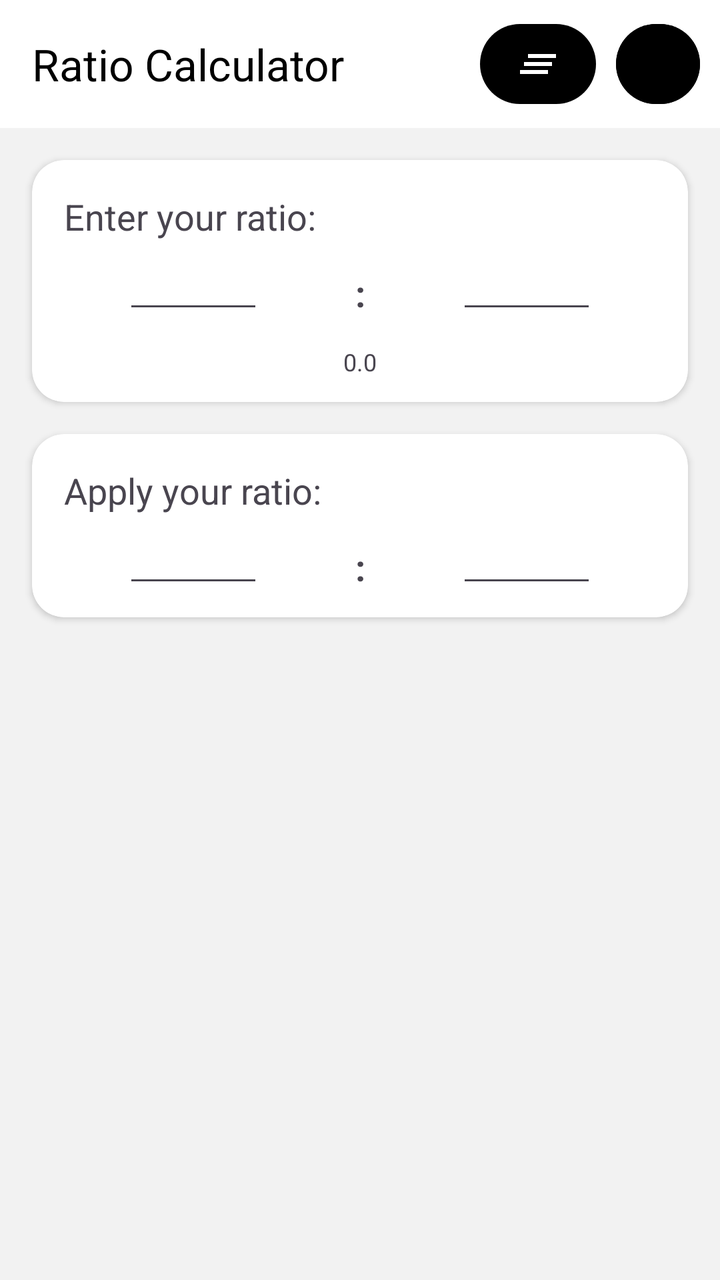
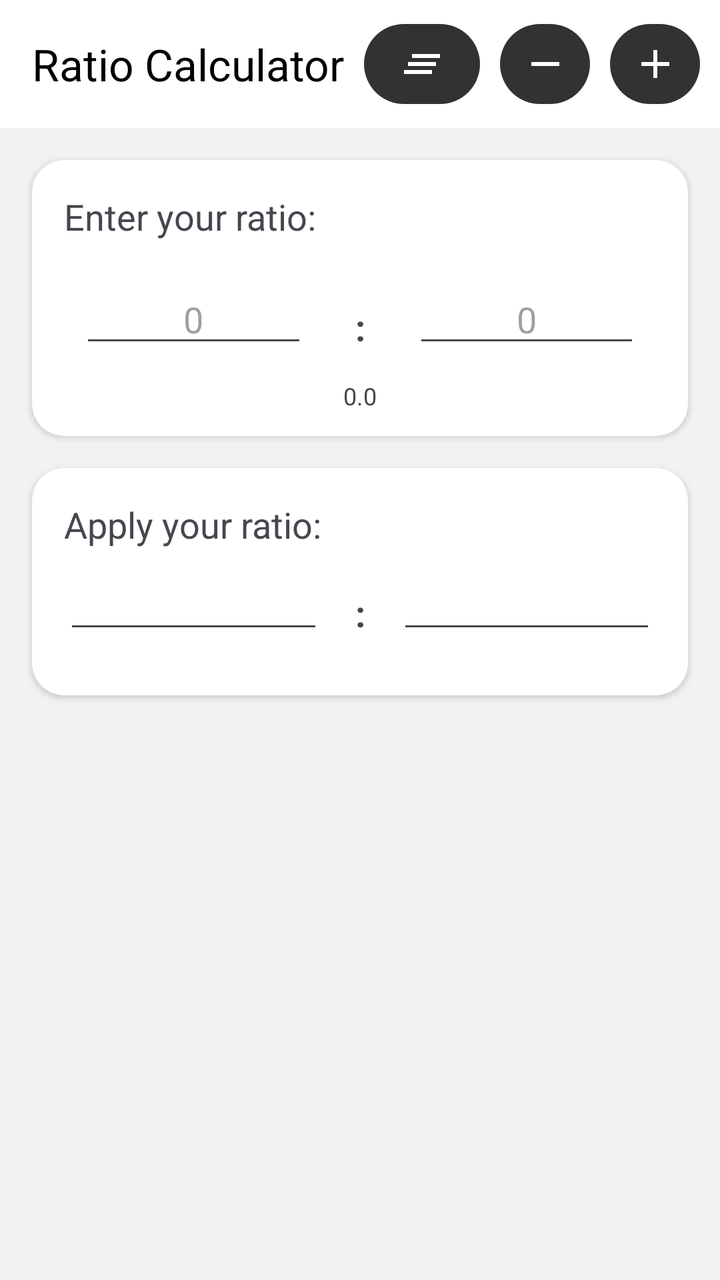

The first picture is an Android layout as it rendered before a commit; the second is the same layout after the commit. The layout source and the unified diff follow.
<!-- AndroidManifest.xml: application theme Theme.RatioCalculator -->
<!-- res/layout/activity_main.xml -->
<?xml version="1.0" encoding="utf-8"?>
<androidx.constraintlayout.widget.ConstraintLayout xmlns:android="http://schemas.android.com/apk/res/android"
    xmlns:app="http://schemas.android.com/apk/res-auto"
    xmlns:tools="http://schemas.android.com/tools"
    android:id="@+id/main"
    android:layout_width="match_parent"
    android:layout_height="match_parent"
    tools:context=".MainActivity">

    <com.google.android.material.appbar.MaterialToolbar
        android:id="@+id/materialToolbar"
        android:layout_width="match_parent"
        android:layout_height="?attr/actionBarSize"
        android:background="?attr/colorPrimary"
        android:theme="?attr/actionBarTheme"
        app:title="Ratio Calculator"
        app:titleTextColor="?attr/colorOnPrimary"
        app:layout_constraintLeft_toLeftOf="parent"
        app:layout_constraintRight_toRightOf="parent"
        app:layout_constraintTop_toTopOf="parent"
        app:layout_constraintBottom_toBottomOf="parent"
        app:layout_constraintVertical_bias="0">

        <Button
            android:id="@+id/changeratiosButton"
            android:layout_width="42dp"
            android:layout_height="wrap_content"
            android:layout_gravity="end"
            android:backgroundTint="?attr/colorOnPrimary"
            android:text="2"
            android:textSize="10dp"
            android:gravity="start"
            android:textColor="?attr/colorPrimary"
            android:layout_marginEnd="10dp"/>

        <ImageButton
            android:id="@+id/clearButton"
            android:layout_width="58dp"
            android:layout_height="wrap_content"
            android:layout_gravity="end"
            android:layout_marginEnd="10dp"
            app:srcCompat="@drawable/clear_all"
            android:background="@drawable/rounded_corners"
            android:padding="8dp"/>

    </com.google.android.material.appbar.MaterialToolbar>

    <androidx.cardview.widget.CardView
        android:id="@+id/inputspace"
        android:layout_width="match_parent"
        android:layout_height="wrap_content"
        app:cardCornerRadius="16dp"
        android:layout_margin="16dp"
        app:layout_constraintTop_toBottomOf="@id/materialToolbar"
        app:layout_constraintBottom_toBottomOf="parent"
        app:layout_constraintVertical_bias="0">
        <androidx.constraintlayout.widget.ConstraintLayout
            android:layout_width="match_parent"
            android:layout_height="match_parent">
            <TextView
                android:id="@+id/enterratio"
                android:layout_width="wrap_content"
                android:layout_height="wrap_content"
                android:layout_margin="16dp"
                android:text="Enter your ratio:"
                android:textSize="18sp"
                app:layout_constraintBottom_toBottomOf="parent"
                app:layout_constraintEnd_toEndOf="parent"
                app:layout_constraintStart_toStartOf="parent"
                app:layout_constraintTop_toTopOf="parent"
                app:layout_constraintVertical_bias="0"
                app:layout_constraintHorizontal_bias="0"/>

            <com.google.android.material.textfield.TextInputEditText
                android:id="@+id/inputF_01"
                android:layout_width="70dp"
                android:layout_height="wrap_content"
                android:hint=""
                android:gravity="center"
                app:layout_constraintLeft_toLeftOf="parent"
                app:layout_constraintRight_toLeftOf="@id/colon01"
                app:layout_constraintTop_toBottomOf="@+id/enterratio"
                app:layout_constraintBottom_toBottomOf="parent"
                app:layout_constraintVertical_bias="0"
                app:layout_constraintHorizontal_bias="0.5"/>

            <TextView
                android:id="@+id/colon01"
                android:layout_width="wrap_content"
                android:layout_height="wrap_content"
                android:layout_marginTop="14dp"
                android:text=":"
                android:textSize="18sp"
                android:textStyle="bold"
                app:layout_constraintLeft_toRightOf="@+id/inputF_01"
                app:layout_constraintTop_toBottomOf="@+id/enterratio"
                app:layout_constraintRight_toLeftOf="@id/inputF_02"
                app:layout_constraintBottom_toBottomOf="parent"
                app:layout_constraintVertical_bias="0"
                app:layout_constraintHorizontal_bias="0.5"/>

            <com.google.android.material.textfield.TextInputEditText
                android:id="@+id/inputF_02"
                android:layout_width="70dp"
                android:layout_height="wrap_content"
                android:hint=""
                android:gravity="center"
                app:layout_constraintRight_toRightOf="parent"
                app:layout_constraintLeft_toRightOf="@+id/colon01"
                app:layout_constraintTop_toBottomOf="@+id/enterratio"
                app:layout_constraintBottom_toBottomOf="parent"
                app:layout_constraintVertical_bias="0"
                app:layout_constraintHorizontal_bias="0.5"/>

            <TextView
                android:id="@+id/ratiofraction"
                android:layout_width="wrap_content"
                android:layout_height="wrap_content"
                android:layout_marginTop="14dp"
                android:text="0.0"
                android:layout_marginBottom="12dp"
                android:textSize="12sp"
                app:layout_constraintLeft_toRightOf="@+id/inputF_01"
                app:layout_constraintTop_toBottomOf="@+id/colon01"
                app:layout_constraintRight_toLeftOf="@id/inputF_02"
                app:layout_constraintBottom_toBottomOf="parent"
                app:layout_constraintVertical_bias="0"
                app:layout_constraintHorizontal_bias="0.5"/>

        </androidx.constraintlayout.widget.ConstraintLayout>
    </androidx.cardview.widget.CardView>

    <androidx.cardview.widget.CardView
        android:id="@+id/outputspace"
        android:layout_width="match_parent"
        android:layout_height="wrap_content"
        app:cardCornerRadius="16dp"
        android:layout_margin="16dp"
        app:layout_constraintTop_toBottomOf="@id/inputspace"
        app:layout_constraintBottom_toBottomOf="parent"
        app:layout_constraintVertical_bias="0">
        <androidx.constraintlayout.widget.ConstraintLayout
            android:layout_width="match_parent"
            android:layout_height="match_parent">
            <TextView
                android:id="@+id/applyratio"
                android:layout_width="wrap_content"
                android:layout_height="wrap_content"
                android:layout_margin="16dp"
                android:text="Apply your ratio:"
                android:textSize="18sp"
                app:layout_constraintBottom_toBottomOf="parent"
                app:layout_constraintEnd_toEndOf="parent"
                app:layout_constraintStart_toStartOf="parent"
                app:layout_constraintTop_toTopOf="parent"
                app:layout_constraintVertical_bias="0"
                app:layout_constraintHorizontal_bias="0"/>

            <com.google.android.material.textfield.TextInputEditText
                android:id="@+id/inputF_03"
                android:layout_width="70dp"
                android:layout_height="wrap_content"
                android:hint=""
                android:gravity="center"
                android:layout_marginBottom="10dp"
                app:layout_constraintLeft_toLeftOf="parent"
                app:layout_constraintRight_toLeftOf="@id/colon02"
                app:layout_constraintTop_toBottomOf="@+id/applyratio"
                app:layout_constraintBottom_toBottomOf="parent"
                app:layout_constraintVertical_bias="0"
                app:layout_constraintHorizontal_bias="0.5"/>

            <TextView
                android:id="@+id/colon02"
                android:layout_width="wrap_content"
                android:layout_height="wrap_content"
                android:layout_marginTop="14dp"
                android:text=":"
                android:textSize="18sp"
                android:textStyle="bold"
                app:layout_constraintLeft_toRightOf="@+id/inputF_03"
                app:layout_constraintTop_toBottomOf="@+id/applyratio"
                app:layout_constraintRight_toLeftOf="@id/inputF_04"
                app:layout_constraintBottom_toBottomOf="parent"
                app:layout_constraintVertical_bias="0"
                app:layout_constraintHorizontal_bias="0.5"/>

            <com.google.android.material.textfield.TextInputEditText
                android:id="@+id/inputF_04"
                android:layout_width="70dp"
                android:layout_height="wrap_content"
                android:hint=""
                android:gravity="center"
                app:layout_constraintRight_toRightOf="parent"
                app:layout_constraintLeft_toRightOf="@+id/colon02"
                app:layout_constraintTop_toBottomOf="@+id/applyratio"
                app:layout_constraintBottom_toBottomOf="parent"
                app:layout_constraintVertical_bias="0"
                app:layout_constraintHorizontal_bias="0.5"/>

        </androidx.constraintlayout.widget.ConstraintLayout>
    </androidx.cardview.widget.CardView>
</androidx.constraintlayout.widget.ConstraintLayout>
<!-- resources referenced by this layout -->
<resources>
  <!-- drawable clear_all (drawable) -->
  <vector xmlns:android="http://schemas.android.com/apk/res/android" android:height="24dp" android:tint="?attr/colorPrimary" android:viewportHeight="24" android:viewportWidth="24" android:width="24dp">
        
      <path android:fillColor="?attr/colorOnPrimary" android:pathData="M5,13h14v-2L5,11v2zM3,17h14v-2L3,15v2zM7,7v2h14L21,7L7,7z"/>
  
  </vector>
  <!-- drawable rounded_corners (drawable) -->
  <?xml version="1.0" encoding="utf-8"?>
  <shape xmlns:android="http://schemas.android.com/apk/res/android">
      <solid android:color="?attr/colorOnPrimary"/> 
      <corners android:radius="24dp"/> 
  </shape>
  <style name="Theme.RatioCalculator" parent="Base.Theme.RatioCalculator" />
  <style name="Base.Theme.RatioCalculator" parent="Theme.Material3.DayNight.NoActionBar">
          
          <item name="colorPrimary">@color/light_primary</item>
          <item name="colorSurface">@color/light_primaryVariant</item>
          <item name="colorOnSurface">@color/black</item>
          <item name="colorPrimaryVariant">@color/light_primary</item>
          <item name="colorOnPrimary">@color/black</item>
          <item name="colorAccent">@color/light_onPrimary2</item>
          <item name="colorButtonNormal">@color/light_switchbutton</item>
          <item name="colorBackgroundFloating">@color/light_deletebutton</item>
          <item name="android:windowBackground">@color/lightwindow_background</item>
          <item name="android:textColorHint">@color/light_textHintcolor</item>
          
      </style>
  <color name="light_primary">#FFFFFF</color>
  <color name="light_primaryVariant">#f2f2f2</color>
  <color name="black">#FF000000</color>
  <color name="light_onPrimary2">#A5000000</color>
  <color name="light_switchbutton">#ECECEC</color>
  <color name="light_deletebutton">#EF5350</color>
  <color name="lightwindow_background">#f2f2f2</color>
  <color name="light_textHintcolor">#61000000</color>
</resources>

<!-- the commit's change to res/layout/activity_main.xml (unified diff, before → after) -->
@@ -5,7 +5,8 @@
     android:id="@+id/main"
     android:layout_width="match_parent"
     android:layout_height="match_parent"
-    tools:context=".MainActivity">
+    tools:context=".MainActivity"
+    android:background="?attr/colorSurface">
 
     <com.google.android.material.appbar.MaterialToolbar
         android:id="@+id/materialToolbar"
@@ -21,17 +22,27 @@
         app:layout_constraintBottom_toBottomOf="parent"
         app:layout_constraintVertical_bias="0">
 
-        <Button
-            android:id="@+id/changeratiosButton"
-            android:layout_width="42dp"
+        <ImageButton
+            android:id="@+id/ratios_add"
+            android:layout_width="45dp"
             android:layout_height="wrap_content"
             android:layout_gravity="end"
-            android:backgroundTint="?attr/colorOnPrimary"
-            android:text="2"
-            android:textSize="10dp"
-            android:gravity="start"
-            android:textColor="?attr/colorPrimary"
-            android:layout_marginEnd="10dp"/>
+            android:layout_marginEnd="10dp"
+            app:srcCompat="@drawable/ratio_add"
+            android:background="@drawable/rounded_corners"
+            android:padding="8dp"
+            android:alpha="0.8"/>
+
+        <ImageButton
+            android:id="@+id/ratios_subtract"
+            android:layout_width="45dp"
+            android:layout_height="wrap_content"
+            android:layout_gravity="end"
+            android:layout_marginEnd="10dp"
+            app:srcCompat="@drawable/ratio_subtract"
+            android:background="@drawable/rounded_corners"
+            android:padding="8dp"
+            android:alpha="0.8"/>
 
         <ImageButton
             android:id="@+id/clearButton"
@@ -41,7 +52,8 @@
             android:layout_marginEnd="10dp"
             app:srcCompat="@drawable/clear_all"
             android:background="@drawable/rounded_corners"
-            android:padding="8dp"/>
+            android:padding="8dp"
+            android:alpha="0.8"/>
 
     </com.google.android.material.appbar.MaterialToolbar>
 
@@ -53,79 +65,96 @@
         android:layout_margin="16dp"
         app:layout_constraintTop_toBottomOf="@id/materialToolbar"
         app:layout_constraintBottom_toBottomOf="parent"
+        app:layout_constraintLeft_toLeftOf="parent"
+        app:layout_constraintRight_toRightOf="parent"
         app:layout_constraintVertical_bias="0">
         <androidx.constraintlayout.widget.ConstraintLayout
+            android:id="@+id/enterratio_card_const"
             android:layout_width="match_parent"
-            android:layout_height="match_parent">
+            android:layout_height="wrap_content">
             <TextView
                 android:id="@+id/enterratio"
                 android:layout_width="wrap_content"
                 android:layout_height="wrap_content"
                 android:layout_margin="16dp"
+                android:paddingBottom="1dp"
                 android:text="Enter your ratio:"
                 android:textSize="18sp"
-                app:layout_constraintBottom_toBottomOf="parent"
+                app:layout_constraintBottom_toTopOf="@id/enterratio_const"
                 app:layout_constraintEnd_toEndOf="parent"
                 app:layout_constraintStart_toStartOf="parent"
                 app:layout_constraintTop_toTopOf="parent"
                 app:layout_constraintVertical_bias="0"
                 app:layout_constraintHorizontal_bias="0"/>
-
-            <com.google.android.material.textfield.TextInputEditText
-                android:id="@+id/inputF_01"
-                android:layout_width="70dp"
-                android:layout_height="wrap_content"
-                android:hint=""
-                android:gravity="center"
+            <androidx.constraintlayout.widget.ConstraintLayout
+                android:id="@+id/enterratio_const"
+                android:layout_width="match_parent"
+                android:layout_height="wrap_content"
+                app:layout_constraintTop_toBottomOf="@id/enterratio"
+                app:layout_constraintBottom_toBottomOf="parent"
                 app:layout_constraintLeft_toLeftOf="parent"
-                app:layout_constraintRight_toLeftOf="@id/colon01"
-                app:layout_constraintTop_toBottomOf="@+id/enterratio"
-                app:layout_constraintBottom_toBottomOf="parent"
-                app:layout_constraintVertical_bias="0"
-                app:layout_constraintHorizontal_bias="0.5"/>
-
-            <TextView
-                android:id="@+id/colon01"
-                android:layout_width="wrap_content"
-                android:layout_height="wrap_content"
-                android:layout_marginTop="14dp"
-                android:text=":"
-                android:textSize="18sp"
-                android:textStyle="bold"
-                app:layout_constraintLeft_toRightOf="@+id/inputF_01"
-                app:layout_constraintTop_toBottomOf="@+id/enterratio"
-                app:layout_constraintRight_toLeftOf="@id/inputF_02"
-                app:layout_constraintBottom_toBottomOf="parent"
-                app:layout_constraintVertical_bias="0"
-                app:layout_constraintHorizontal_bias="0.5"/>
-
-            <com.google.android.material.textfield.TextInputEditText
-                android:id="@+id/inputF_02"
-                android:layout_width="70dp"
-                android:layout_height="wrap_content"
-                android:hint=""
-                android:gravity="center"
-                app:layout_constraintRight_toRightOf="parent"
-                app:layout_constraintLeft_toRightOf="@+id/colon01"
-                app:layout_constraintTop_toBottomOf="@+id/enterratio"
-                app:layout_constraintBottom_toBottomOf="parent"
-                app:layout_constraintVertical_bias="0"
-                app:layout_constraintHorizontal_bias="0.5"/>
-
-            <TextView
-                android:id="@+id/ratiofraction"
-                android:layout_width="wrap_content"
-                android:layout_height="wrap_content"
-                android:layout_marginTop="14dp"
-                android:text="0.0"
-                android:layout_marginBottom="12dp"
-                android:textSize="12sp"
-                app:layout_constraintLeft_toRightOf="@+id/inputF_01"
-                app:layout_constraintTop_toBottomOf="@+id/colon01"
-                app:layout_constraintRight_toLeftOf="@id/inputF_02"
-                app:layout_constraintBottom_toBottomOf="parent"
-                app:layout_constraintVertical_bias="0"
-                app:layout_constraintHorizontal_bias="0.5"/>
+                app:layout_constraintRight_toRightOf="parent">
+
+                
+                <com.google.android.material.textfield.TextInputEditText
+                    android:id="@+id/input01"
+                    android:layout_width="0dp"
+                    android:layout_height="wrap_content"
+                    android:layout_marginStart="24dp"
+                    android:layout_marginEnd="24dp"
+                    android:hint="0"
+                    android:gravity="center"
+                    android:singleLine="true"
+                    android:inputType="numberDecimal"
+                    app:layout_constraintLeft_toLeftOf="parent"
+                    app:layout_constraintRight_toLeftOf="@id/colon_I"
+                    app:layout_constraintTop_toTopOf="parent"
+                    app:layout_constraintBottom_toBottomOf="parent"
+                    app:layout_constraintVertical_bias="0"/>
+                <TextView
+                    android:id="@+id/colon_I"
+                    android:layout_width="wrap_content"
+                    android:layout_height="wrap_content"
+                    android:layout_marginTop="14dp"
+                    android:text=":"
+                    android:textSize="18sp"
+                    android:textStyle="bold"
+                    app:layout_constraintLeft_toLeftOf="parent"
+                    app:layout_constraintTop_toTopOf="parent"
+                    app:layout_constraintRight_toRightOf="parent"
+                    app:layout_constraintBottom_toBottomOf="parent"
+                    app:layout_constraintVertical_bias="0"
+                    app:layout_constraintHorizontal_bias="0.5"/>
+                <com.google.android.material.textfield.TextInputEditText
+                    android:id="@+id/input02"
+                    android:layout_width="0dp"
+                    android:layout_height="wrap_content"
+                    android:layout_marginStart="24dp"
+                    android:layout_marginEnd="24dp"
+                    android:hint="0"
+                    android:gravity="center"
+                    android:singleLine="true"
+                    android:inputType="numberDecimal"
+                    app:layout_constraintRight_toRightOf="parent"
+                    app:layout_constraintLeft_toRightOf="@id/colon_I"
+                    app:layout_constraintTop_toTopOf="parent"
+                    app:layout_constraintBottom_toBottomOf="parent"
+                    app:layout_constraintVertical_bias="0"/>
+                <TextView
+                    android:id="@+id/ratiofraction"
+                    android:layout_width="wrap_content"
+                    android:layout_height="wrap_content"
+                    android:layout_marginTop="14dp"
+                    android:text="0.0"
+                    android:layout_marginBottom="12dp"
+                    android:textSize="12sp"
+                    app:layout_constraintLeft_toLeftOf="parent"
+                    app:layout_constraintTop_toBottomOf="@+id/colon_I"
+                    app:layout_constraintRight_toRightOf="parent"
+                    app:layout_constraintBottom_toBottomOf="parent"
+                    app:layout_constraintVertical_bias="0"
+                    app:layout_constraintHorizontal_bias="0.5"/>
+            </androidx.constraintlayout.widget.ConstraintLayout>
 
         </androidx.constraintlayout.widget.ConstraintLayout>
     </androidx.cardview.widget.CardView>
@@ -156,47 +185,68 @@
                 app:layout_constraintVertical_bias="0"
                 app:layout_constraintHorizontal_bias="0"/>
 
-            <com.google.android.material.textfield.TextInputEditText
-                android:id="@+id/inputF_03"
-                android:layout_width="70dp"
-                android:layout_height="wrap_content"
-                android:hint=""
-                android:gravity="center"
-                android:layout_marginBottom="10dp"
+            <androidx.constraintlayout.widget.ConstraintLayout
+                android:id="@+id/outputratio_const"
+                android:layout_width="match_parent"
+                android:layout_height="wrap_content"
+                android:layout_marginTop="6dp"
+                android:layout_marginBottom="16dp"
                 app:layout_constraintLeft_toLeftOf="parent"
-                app:layout_constraintRight_toLeftOf="@id/colon02"
-                app:layout_constraintTop_toBottomOf="@+id/applyratio"
+                app:layout_constraintRight_toRightOf="parent"
                 app:layout_constraintBottom_toBottomOf="parent"
-                app:layout_constraintVertical_bias="0"
-                app:layout_constraintHorizontal_bias="0.5"/>
-
-            <TextView
-                android:id="@+id/colon02"
-                android:layout_width="wrap_content"
-                android:layout_height="wrap_content"
-                android:layout_marginTop="14dp"
-                android:text=":"
-                android:textSize="18sp"
-                android:textStyle="bold"
-                app:layout_constraintLeft_toRightOf="@+id/inputF_03"
-                app:layout_constraintTop_toBottomOf="@+id/applyratio"
-                app:layout_constraintRight_toLeftOf="@id/inputF_04"
-                app:layout_constraintBottom_toBottomOf="parent"
-                app:layout_constraintVertical_bias="0"
-                app:layout_constraintHorizontal_bias="0.5"/>
-
-            <com.google.android.material.textfield.TextInputEditText
-                android:id="@+id/inputF_04"
-                android:layout_width="70dp"
-                android:layout_height="wrap_content"
-                android:hint=""
-                android:gravity="center"
-                app:layout_constraintRight_toRightOf="parent"
-                app:layout_constraintLeft_toRightOf="@+id/colon02"
-                app:layout_constraintTop_toBottomOf="@+id/applyratio"
-                app:layout_constraintBottom_toBottomOf="parent"
-                app:layout_constraintVertical_bias="0"
-                app:layout_constraintHorizontal_bias="0.5"/>
+                app:layout_constraintTop_toBottomOf="@id/applyratio">
+                
+                
+                <com.google.android.material.textfield.TextInputEditText
+                    android:id="@+id/input_A1"
+                    android:layout_width="0dp"
+                    android:layout_height="wrap_content"
+                    android:layout_marginStart="16dp"
+                    android:layout_marginEnd="16dp"
+                    android:hint=""
+                    android:gravity="center"
+                    android:singleLine="true"
+                    android:inputType="numberDecimal"
+                    android:layout_marginBottom="10dp"
+                    app:layout_constraintLeft_toLeftOf="parent"
+                    app:layout_constraintRight_toLeftOf="@id/colon_A"
+                    app:layout_constraintTop_toTopOf="parent"
+                    app:layout_constraintBottom_toBottomOf="parent"
+                    app:layout_constraintVertical_bias="0"
+                    app:layout_constraintHorizontal_bias="0.5"/>
+                
+                <TextView
+                    android:id="@+id/colon_A"
+                    android:layout_width="wrap_content"
+                    android:layout_height="wrap_content"
+                    android:layout_marginTop="14dp"
+                    android:text=":"
+                    android:textSize="18sp"
+                    android:textStyle="bold"
+                    app:layout_constraintLeft_toLeftOf="parent"
+                    app:layout_constraintTop_toTopOf="parent"
+                    app:layout_constraintRight_toRightOf="parent"
+                    app:layout_constraintBottom_toBottomOf="parent"
+                    app:layout_constraintVertical_bias="0"
+                    app:layout_constraintHorizontal_bias="0.5"/>
+                
+                <com.google.android.material.textfield.TextInputEditText
+                    android:id="@+id/input_A2"
+                    android:layout_width="0dp"
+                    android:layout_height="wrap_content"
+                    android:layout_marginStart="16dp"
+                    android:layout_marginEnd="16dp"
+                    android:hint=""
+                    android:gravity="center"
+                    android:singleLine="true"
+                    android:inputType="numberDecimal"
+                    app:layout_constraintRight_toRightOf="parent"
+                    app:layout_constraintLeft_toRightOf="@+id/colon_A"
+                    app:layout_constraintTop_toTopOf="parent"
+                    app:layout_constraintBottom_toBottomOf="parent"
+                    app:layout_constraintVertical_bias="0"
+                    app:layout_constraintHorizontal_bias="0.5"/>
+            </androidx.constraintlayout.widget.ConstraintLayout>
 
         </androidx.constraintlayout.widget.ConstraintLayout>
     </androidx.cardview.widget.CardView>
<!-- resource entries referenced after the edit -->
@@ -5,6 +5,22 @@
         
       <path android:fillColor="?attr/colorOnPrimary" android:pathData="M5,13h14v-2L5,11v2zM3,17h14v-2L3,15v2zM7,7v2h14L21,7L7,7z"/>
   
+  </vector>
+  <!-- drawable ratio_add (drawable) -->
+  <vector xmlns:android="http://schemas.android.com/apk/res/android" android:height="24dp" android:tint="?attr/colorPrimary" android:viewportHeight="24" android:viewportWidth="24" android:width="24dp">
+        
+      <path android:fillColor="?attr/colorPrimary" android:pathData="M19,13h-6v6h-2v-6H5v-2h6V5h2v6h6v2z"/>
+      
+  </vector>
+  <!-- drawable ratio_subtract (drawable) -->
+  <vector xmlns:android="http://schemas.android.com/apk/res/android"
+      android:width="24dp"
+      android:height="24dp"
+      android:viewportWidth="960"
+      android:viewportHeight="960">
+    <path
+        android:pathData="M200,520v-80h560v80L200,520Z"
+        android:fillColor="?attr/colorPrimary"/>
   </vector>
   <!-- drawable rounded_corners (drawable) -->
   <?xml version="1.0" encoding="utf-8"?>
@@ -25,6 +41,7 @@
           <item name="colorBackgroundFloating">@color/light_deletebutton</item>
           <item name="android:windowBackground">@color/lightwindow_background</item>
           <item name="android:textColorHint">@color/light_textHintcolor</item>
+          <item name="android:textColorHintInverse">@color/light_textHintcolor</item>
           
       </style>
   <color name="light_primary">#FFFFFF</color>
